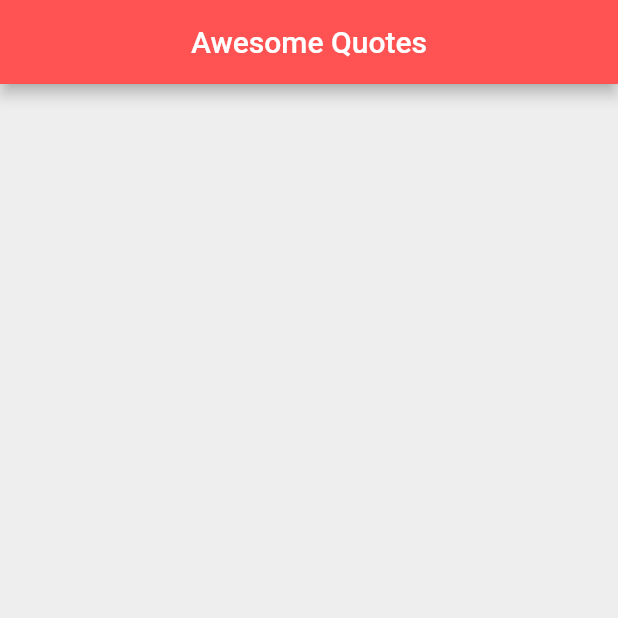
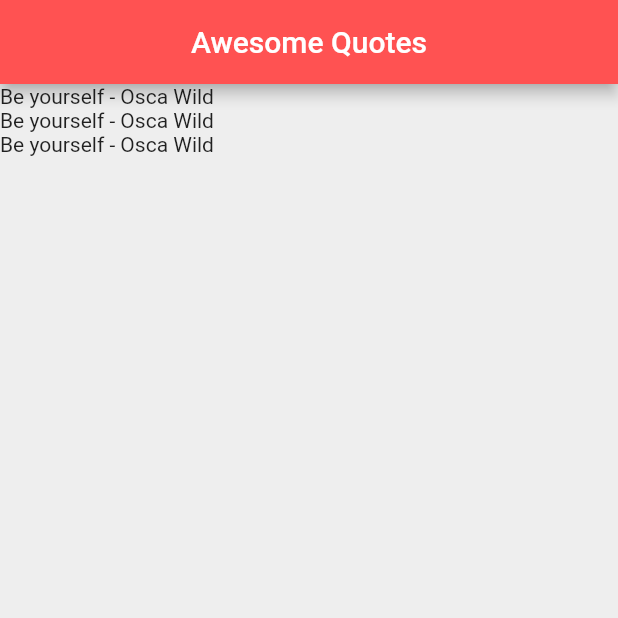
Before and after one commit to Tijil2111/quotes, a Flutter app: the screen it shows after launch, on a phone screen of 412 x 824 dp, the top half of it. Run offline on Flutter 3.47's test engine with Material 2 defaults, Android fonts, the phone set to English and light mode, and no system bars.

Commit message:
Added Quote class function and feature to display quotes

```diff
--- a/lib/main.dart
+++ b/lib/main.dart
@@ -12,8 +12,10 @@ class QuotesList extends StatefulWidget {
 
 class _QuotesListState extends State<QuotesList> {
 
-  List<String> quotes = [
-
+  List<Quote> quotes = [
+    Quote(author: 'Osca Wild', text: 'Be yourself'),
+    Quote(author: 'Osca Wild', text: 'Be yourself'),
+    Quote(author: 'Osca Wild', text: 'Be yourself'),
   ];
 
   @override
@@ -26,7 +28,7 @@ class _QuotesListState extends State<QuotesList> {
         backgroundColor: Colors.redAccent,
       ),
       body: Column(
-        children: quotes.map((quote) => Text(quote)).toList(),
+        children: quotes.map((quote) => Text('${quote.text} - ${quote.author}')).toList(),
       ),
     );
   }
```
